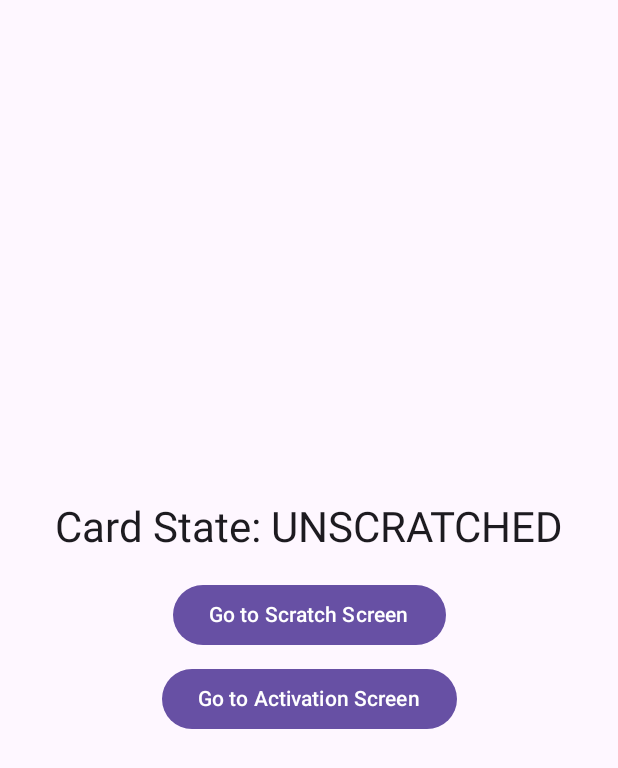
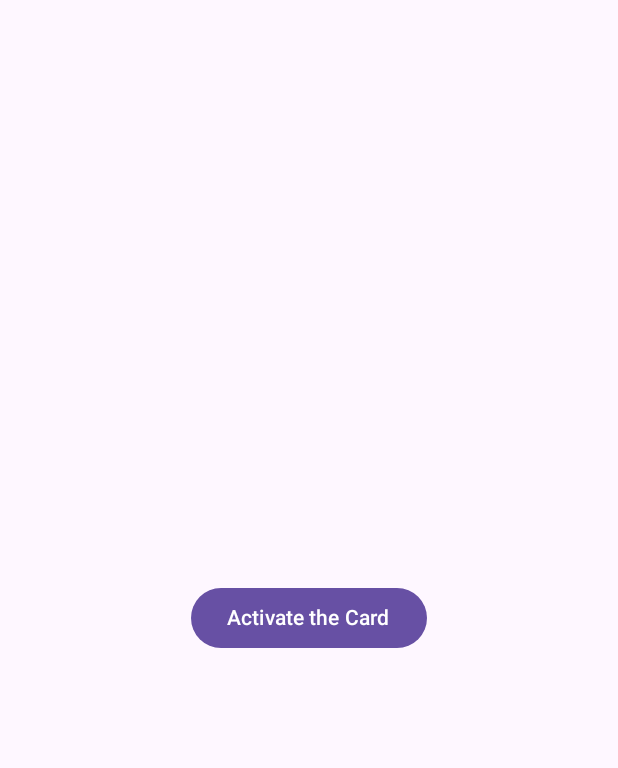
Before and after one commit to Ponacko/ScratchCard, an Android app built with Jetpack Compose: the screen it shows after launch (MainActivity), after a tap on "Go to Activation Screen", on a phone screen of 412 x 824 dp. Shown: the top 768 px of the screen. Run offline under Robolectric (Android 15) with nearby library versions, the phone set to English and light mode, and no system bars.

Commit message:
add all screens and navigation between them

```diff
--- a/app/build.gradle.kts
+++ b/app/build.gradle.kts
@@ -59,6 +59,7 @@ dependencies {
     implementation(libs.androidx.ui.graphics)
     implementation(libs.androidx.ui.tooling.preview)
     implementation(libs.androidx.material3)
+    implementation(libs.androidx.navigation.compose)
     testImplementation(libs.junit)
     androidTestImplementation(libs.androidx.junit)
     androidTestImplementation(libs.androidx.espresso.core)
@@ -67,4 +68,5 @@ dependencies {
     debugImplementation(libs.androidx.ui.tooling)
     debugImplementation(libs.androidx.ui.test.manifest)
     implementation(libs.lifecycle.viewmodel.compose)
+    implementation(libs.androidx.navigation.compose)
 }
--- a/app/src/main/AndroidManifest.xml
+++ b/app/src/main/AndroidManifest.xml
@@ -13,7 +13,7 @@
         android:theme="@style/Theme.ScratchCard"
         tools:targetApi="31">
         <activity
-            android:name=".ui.MainActivity"
+            android:name=".MainActivity"
             android:exported="true"
             android:label="@string/app_name"
             android:theme="@style/Theme.ScratchCard">
--- /dev/null
+++ b/app/src/main/java/com/example/scratchcard/MainActivity.kt
@@ -0,0 +1,25 @@
+package com.example.scratchcard
+
+import android.os.Bundle
+import androidx.activity.ComponentActivity
+import androidx.activity.compose.setContent
+import androidx.compose.foundation.layout.Arrangement
+import androidx.compose.foundation.layout.Column
+import androidx.compose.foundation.layout.fillMaxSize
+import androidx.compose.foundation.layout.padding
+import androidx.compose.material3.Button
+import androidx.compose.material3.Scaffold
+import androidx.compose.material3.Text
+import androidx.compose.runtime.Composable
+import androidx.compose.ui.Alignment
+import androidx.compose.ui.Modifier
+import com.example.scratchcard.navigation.ScratchCardApp
+
+class MainActivity : ComponentActivity() {
+    override fun onCreate(savedInstanceState: Bundle?) {
+        super.onCreate(savedInstanceState)
+        setContent {
+            ScratchCardApp()
+        }
+    }
+}
--- /dev/null
+++ b/app/src/main/java/com/example/scratchcard/navigation/NavigationDestination.kt
@@ -0,0 +1,7 @@
+package com.example.scratchcard.navigation
+
+enum class NavigationDestinations(val route: String) {
+    MAIN("main"),
+    SCRATCH("scratch"),
+    ACTIVATE("activate")
+}
--- /dev/null
+++ b/app/src/main/java/com/example/scratchcard/navigation/ScratchCardApp.kt
@@ -0,0 +1,46 @@
+package com.example.scratchcard.navigation
+
+import androidx.compose.runtime.Composable
+import androidx.lifecycle.viewmodel.compose.viewModel
+import androidx.navigation.compose.NavHost
+import androidx.navigation.compose.composable
+import androidx.navigation.compose.rememberNavController
+import com.example.scratchcard.ui.ActivationScreen
+import com.example.scratchcard.ui.MainScreen
+import com.example.scratchcard.ui.MainViewModel
+import com.example.scratchcard.ui.ScratchScreen
+
+
+@Composable
+fun ScratchCardApp(viewModel: MainViewModel = viewModel()) {
+
+    val navController = rememberNavController()
+
+    NavHost(navController = navController, startDestination = NavigationDestinations.MAIN.route) {
+        composable("main") {
+            MainScreen(
+                scratchCardState = viewModel.scratchCard.state,
+                onScratchClick = { navController.navigate(NavigationDestinations.SCRATCH.route) },
+                onActivateClick = { navController.navigate(NavigationDestinations.ACTIVATE.route) }
+            )
+        }
+
+        composable(NavigationDestinations.SCRATCH.route) {
+            ScratchScreen(
+                onScratchCompleted = {
+                    // TODO scratch card
+                    navController.popBackStack()
+                }
+            )
+        }
+
+        composable(NavigationDestinations.ACTIVATE.route) {
+            ActivationScreen(
+                onActivateCompleted = {
+                    // TODO activate card
+                    navController.popBackStack()
+                }
+            )
+        }
+    }
+}
--- /dev/null
+++ b/app/src/main/java/com/example/scratchcard/ui/ActivationScreen.kt
@@ -0,0 +1,32 @@
+package com.example.scratchcard.ui
+
+import androidx.compose.foundation.layout.Arrangement
+import androidx.compose.foundation.layout.Column
+import androidx.compose.foundation.layout.fillMaxSize
+import androidx.compose.foundation.layout.padding
+import androidx.compose.material3.Button
+import androidx.compose.material3.Scaffold
+import androidx.compose.material3.Text
+import androidx.compose.runtime.Composable
+import androidx.compose.ui.Alignment
+import androidx.compose.ui.Modifier
+
+
+@Composable
+fun ActivationScreen(onActivateCompleted: () -> Unit) {
+    Scaffold(
+        content = { paddingValues ->
+            Column(
+                modifier = Modifier
+                    .padding(paddingValues)
+                    .fillMaxSize(),
+                verticalArrangement = Arrangement.Center,
+                horizontalAlignment = Alignment.CenterHorizontally
+            ) {
+                Button(onClick = onActivateCompleted) {
+                    Text(text = "Activate the Card")
+                }
+            }
+        }
+    )
+}
--- a/app/src/main/java/com/example/scratchcard/ui/MainActivity.kt
+++ b/app/src/main/java/com/example/scratchcard/ui/MainScreen.kt
@@ -1,8 +1,5 @@
 package com.example.scratchcard.ui
 
-import android.os.Bundle
-import androidx.activity.ComponentActivity
-import androidx.activity.compose.setContent
 import androidx.compose.foundation.layout.Arrangement
 import androidx.compose.foundation.layout.Column
 import androidx.compose.foundation.layout.Spacer
@@ -17,27 +14,7 @@ import androidx.compose.runtime.Composable
 import androidx.compose.ui.Alignment
 import androidx.compose.ui.Modifier
 import androidx.compose.ui.unit.dp
-import androidx.lifecycle.viewmodel.compose.viewModel
 import com.example.scratchcard.model.ScratchCardState
-
-class MainActivity : ComponentActivity() {
-    override fun onCreate(savedInstanceState: Bundle?) {
-        super.onCreate(savedInstanceState)
-        setContent {
-            ScratchCardApp()
-        }
-    }
-}
-
-@Composable
-fun ScratchCardApp(viewModel: MainViewModel = viewModel()) {
-    // Main Screen UI
-    MainScreen(
-        scratchCardState = viewModel.scratchCard.state,
-        onScratchClick = { /* Navigate to Scratch Screen */ },
-        onActivateClick = { /* Navigate to Activation Screen */ }
-    )
-}
 
 @Composable
 fun MainScreen(
--- a/gradle/libs.versions.toml
+++ b/gradle/libs.versions.toml
@@ -8,7 +8,8 @@ espressoCore = "3.6.1"
 lifecycleRuntimeKtx = "2.8.5"
 activityCompose = "1.9.2"
 composeBom = "2024.04.01"
-lifecycleCompose = "2.6.1"
+lifecycleCompose = "2.8.5"
+navigationCompose = "2.8.0"
 
 [libraries]
 androidx-core-ktx = { group = "androidx.core", name = "core-ktx", version.ref = "coreKtx" }
@@ -26,6 +27,7 @@ androidx-ui-test-manifest = { group = "androidx.compose.ui", name = "ui-test-man
 androidx-ui-test-junit4 = { group = "androidx.compose.ui", name = "ui-test-junit4" }
 androidx-material3 = { group = "androidx.compose.material3", name = "material3" }
 lifecycle-viewmodel-compose = { group = "androidx.lifecycle", name = "lifecycle-viewmodel-compose", version.ref = "lifecycleCompose" }
+androidx-navigation-compose = { group = "androidx.navigation", name = "navigation-compose", version.ref = "navigationCompose" }
 
 [plugins]
 android-application = { id = "com.android.application", version.ref = "agp" }
```
Also changed, not shown: app/src/main/java/com/example/scratchcard/ui/ScratchScreen.kt (added, +32 -0 lines).
